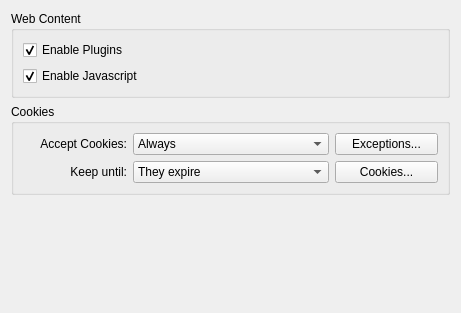
Before: the Qt Designer form src/settings_privacy.ui in KDE/rekonq, drawn with Qt 5.
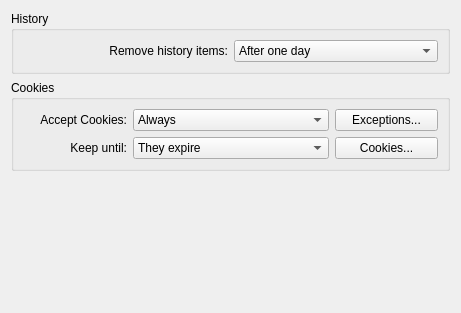
After: the same form once the commit is applied.

Commit message:
Huge update. Fixed quite all of the settings troubles..
From now on, we (mainly) go on WebView bugfixing..

```diff
--- a/src/settings_privacy.ui
+++ b/src/settings_privacy.ui
@@ -17,27 +17,51 @@
    <item>
     <widget class="QGroupBox" name="groupBox">
      <property name="title">
-      <string>Web Content</string>
+      <string>History</string>
      </property>
-     <layout class="QVBoxLayout" name="verticalLayout_2">
-      <item>
-       <widget class="QCheckBox" name="kcfg_enablePlugins">
+     <layout class="QGridLayout" name="gridLayout_2">
+      <item row="0" column="0">
+       <widget class="QLabel" name="label_4">
         <property name="text">
-         <string>Enable Plugins</string>
+         <string>Remove history items:</string>
         </property>
-        <property name="checked">
-         <bool>true</bool>
+        <property name="alignment">
+         <set>Qt::AlignRight|Qt::AlignTrailing|Qt::AlignVCenter</set>
         </property>
        </widget>
       </item>
-      <item>
-       <widget class="QCheckBox" name="kcfg_enableJavascript">
-        <property name="text">
-         <string>Enable Javascript</string>
-        </property>
-        <property name="checked">
-         <bool>true</bool>
-        </property>
+      <item row="0" column="1">
+       <widget class="QComboBox" name="kcfg_expireHistory">
+        <item>
+         <property name="text">
+          <string>After one day</string>
+         </property>
+        </item>
+        <item>
+         <property name="text">
+          <string>After one week</string>
+         </property>
+        </item>
+        <item>
+         <property name="text">
+          <string>After two weeks</string>
+         </property>
+        </item>
+        <item>
+         <property name="text">
+          <string>After one month</string>
+         </property>
+        </item>
+        <item>
+         <property name="text">
+          <string>After one year</string>
+         </property>
+        </item>
+        <item>
+         <property name="text">
+          <string>Manually</string>
+         </property>
+        </item>
        </widget>
       </item>
      </layout>
@@ -132,7 +156,7 @@
      <property name="sizeHint" stdset="0">
       <size>
        <width>20</width>
-       <height>40</height>
+       <height>136</height>
       </size>
      </property>
     </spacer>
```
Left out of the diff: 2 changed lines with no effect on the pictures. The commit also changes 15 other files.
